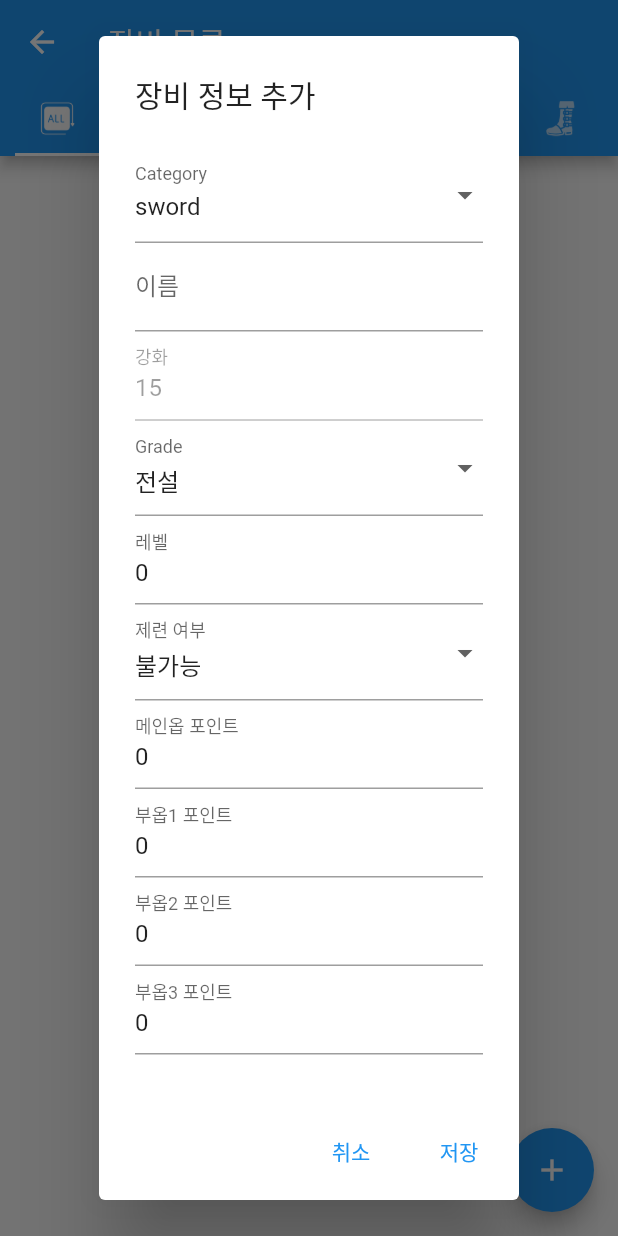
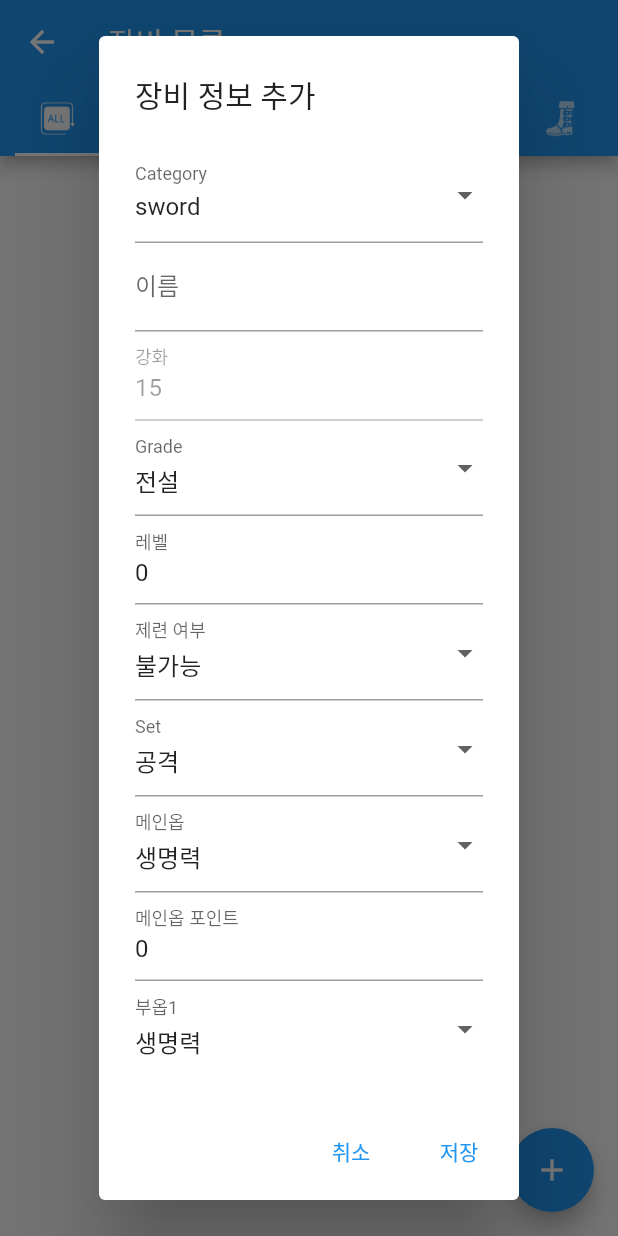
Before and after one commit to JMcunst/mielevaso_app, a Flutter app: the EquipmentPage screen opened directly, after a tap on the "add" icon, on a phone screen of 412 x 824 dp. Run offline on Flutter 3.47's test engine with Material 2 defaults, Android fonts, the light colour scheme and no system bars; our stand-ins replace cloud_firestore, dropdown_search, firebase_auth, firebase_core, get, google_sign_in and 1 more; missing offline and left inert: mailer; accounts and stored records are empty.

Commit message:
update : dropdown dict items

```diff
--- a/lib/screens/EquipmentPage.dart
+++ b/lib/screens/EquipmentPage.dart
@@ -110,8 +110,6 @@ class _EquipmentPageState extends State<EquipmentPage>
         .collection('equipments')
         .doc(user.uid)
         .get();
-    final testData = [equipmentsSnapshot.data()];
-    print('TTTTT:$testData');
     if (equipmentsSnapshot.exists) {
       setState(() {
         swordList = List<Map<String, dynamic>>.from(
@@ -342,36 +340,36 @@ class _EquipmentPageState extends State<EquipmentPage>
                             });
                           },
                         ),
-                        // DropdownButtonFormField(
-                        //   decoration: const InputDecoration(labelText: 'Set'),
-                        //   value: _setType,
-                        //   items: _setTypeFormField.map((item) {
-                        //     return DropdownMenuItem(
-                        //       value: item['code'],
-                        //       child: Text(item['title']!),
-                        //     );
-                        //   }).toList(),
-                        //   onChanged: (String? value) {
-                        //     setState(() {
-                        //       _setType = value ?? 'ATK';
-                        //     });
-                        //   },
-                        // ),
-                        // DropdownButtonFormField(
-                        //   decoration: const InputDecoration(labelText: '메인옵'),
-                        //   value: _mainStatValue,
-                        //   items: _statTypeFormField.map((item) {
-                        //     return DropdownMenuItem(
-                        //       value: item['code'],
-                        //       child: Text(item['title']!),
-                        //     );
-                        //   }).toList(),
-                        //   onChanged: (String? value) {
-                        //     setState(() {
-                        //       _mainStatValue = value ?? 'HPP';
-                        //     });
-                        //   },
-                        // ),
+                        DropdownButtonFormField(
+                          decoration: const InputDecoration(labelText: 'Set'),
+                          value: _setType,
+                          items: _setTypeFormField.map((item) {
+                            return DropdownMenuItem(
+                              value: item['code'],
+                              child: Text(item['title']!),
+                            );
+                          }).toList(),
+                          onChanged: (String? value) {
+                            setState(() {
+                              _setType = value ?? 'ATK';
+                            });
+                          },
+                        ),
+                        DropdownButtonFormField(
+                          decoration: const InputDecoration(labelText: '메인옵'),
+                          value: _mainStatValue,
+                          items: _statTypeFormField.map((item) {
+                            return DropdownMenuItem(
+                              value: item['code'],
+                              child: Text(item['title']!),
+                            );
+                          }).toList(),
+                          onChanged: (String? value) {
+                            setState(() {
+                              _mainStatValue = value ?? 'HPP';
+                            });
+                          },
+                        ),
                         TextFormField(
                           decoration:
                               const InputDecoration(labelText: '메인옵 포인트'),
@@ -388,21 +386,21 @@ class _EquipmentPageState extends State<EquipmentPage>
                             }
                           },
                         ),
-                        // DropdownButtonFormField(
-                        //   decoration: const InputDecoration(labelText: '부옵1'),
-                        //   value: _subStatValueOne,
-                        //   items: _statTypeFormField.map((item) {
-                        //     return DropdownMenuItem(
-                        //       value: item['code'],
-                        //       child: Text(item['title']!),
-                        //     );
-                        //   }).toList(),
-                        //   onChanged: (String? value) {
-                        //     setState(() {
-                        //       _subStatValueOne = value ?? 'HPP';
-                        //     });
-                        //   },
-                        // ),
+                        DropdownButtonFormField(
+                          decoration: const InputDecoration(labelText: '부옵1'),
+                          value: _subStatValueOne,
+                          items: _statTypeFormField.map((item) {
+                            return DropdownMenuItem(
+                              value: item['code'],
+                              child: Text(item['title']!),
+                            );
+                          }).toList(),
+                          onChanged: (String? value) {
+                            setState(() {
+                              _subStatValueOne = value ?? 'HPP';
+                            });
+                          },
+                        ),
                         TextFormField(
                           decoration:
                               const InputDecoration(labelText: '부옵1 포인트'),
@@ -419,21 +417,21 @@ class _EquipmentPageState extends State<EquipmentPage>
                             }
                           },
                         ),
-                        // DropdownButtonFormField(
-                        //   decoration: const InputDecoration(labelText: '부옵2'),
-                        //   value: _subStatValueTwo,
-                        //   items: _statTypeFormField.map((item) {
-                        //     return DropdownMenuItem(
-                        //       value: item['code'],
-                        //       child: Text(item['title']!),
-                        //     );
-                        //   }).toList(),
-                        //   onChanged: (String? value) {
-                        //     setState(() {
-                        //       _subStatValueTwo = value ?? 'HPP';
-                        //     });
-                        //   },
-                        // ),
+                        DropdownButtonFormField(
+                          decoration: const InputDecoration(labelText: '부옵2'),
+                          value: _subStatValueTwo,
+                          items: _statTypeFormField.map((item) {
+                            return DropdownMenuItem(
+                              value: item['code'],
+                              child: Text(item['title']!),
+                            );
+                          }).toList(),
+                          onChanged: (String? value) {
+                            setState(() {
+                              _subStatValueTwo = value ?? 'HPP';
+                            });
+                          },
+                        ),
                         TextFormField(
                           decoration:
                               const InputDecoration(labelText: '부옵2 포인트'),
@@ -450,21 +448,21 @@ class _EquipmentPageState extends State<EquipmentPage>
                             }
                           },
                         ),
-                        // DropdownButtonFormField(
-                        //   decoration: const InputDecoration(labelText: '부옵3'),
-                        //   value: _subStatValueThree,
-                        //   items: _statTypeFormField.map((item) {
-                        //     return DropdownMenuItem(
-                        //       value: item['code'],
-                        //       child: Text(item['title']!),
-                        //     );
-                        //   }).toList(),
-                        //   onChanged: (String? value) {
-                        //     setState(() {
-                        //       _subStatValueThree = value ?? 'HPP';
-                        //     });
-                        //   },
-                        // ),
+                        DropdownButtonFormField(
+                          decoration: const InputDecoration(labelText: '부옵3'),
+                          value: _subStatValueThree,
+                          items: _statTypeFormField.map((item) {
+                            return DropdownMenuItem(
+                              value: item['code'],
+                              child: Text(item['title']!),
+                            );
+                          }).toList(),
+                          onChanged: (String? value) {
+                            setState(() {
+                              _subStatValueThree = value ?? 'HPP';
+                            });
+                          },
+                        ),
                         TextFormField(
                           decoration:
                               const InputDecoration(labelText: '부옵3 포인트'),
@@ -481,21 +479,21 @@ class _EquipmentPageState extends State<EquipmentPage>
                             }
                           },
                         ),
-                        // DropdownButtonFormField(
-                        //   decoration: const InputDecoration(labelText: '부옵4'),
-                        //   value: _subStatValueFour,
-                        //   items: _statTypeFormField.map((item) {
-                        //     return DropdownMenuItem(
-                        //       value: item['code'],
-                        //       child: Text(item['title']!),
-                        //     );
-                        //   }).toList(),
-                        //   onChanged: (String? value) {
-                        //     setState(() {
-                        //       _subStatValueFour = value ?? 'HPP';
-                        //     });
-                        //   },
-                        // ),
+                        DropdownButtonFormField(
+                          decoration: const InputDecoration(labelText: '부옵4'),
+                          value: _subStatValueFour,
+                          items: _statTypeFormField.map((item) {
+                            return DropdownMenuItem(
+                              value: item['code'],
+                              child: Text(item['title']!),
+                            );
+                          }).toList(),
+                          onChanged: (String? value) {
+                            setState(() {
+                              _subStatValueFour = value ?? 'HPP';
+                            });
+                          },
+                        ),
                         TextFormField(
                           decoration:
                               const InputDecoration(labelText: '부옵4 포인트'),
```
